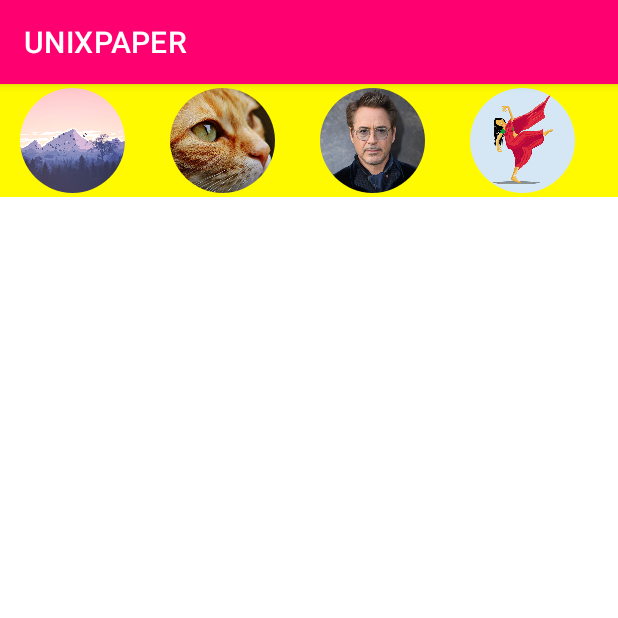
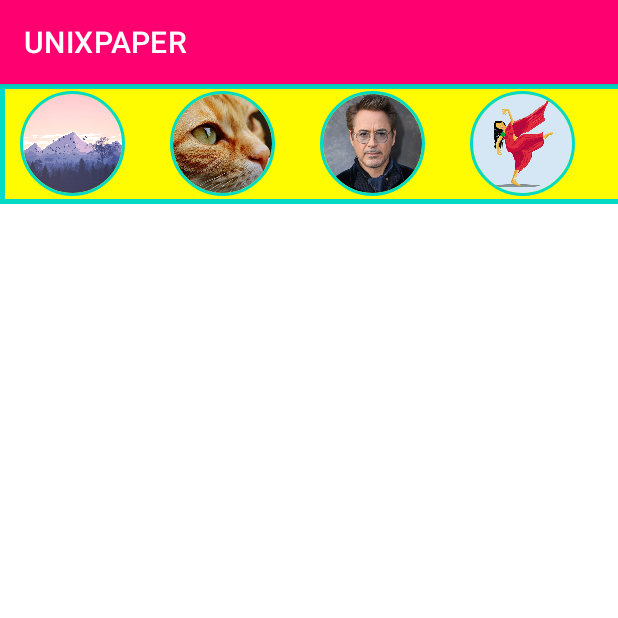
Before and after one commit to SunayanPradhan/UNIXPAPER, an Android app: the screen it shows after launch (MainActivity), on a phone screen of 412 x 824 dp, the top half of it. Run offline under Robolectric (Android 15) with nearby library versions, the phone set to English and light mode, and no system bars; our stand-ins replace CircleImageView, Firebase (no records; nobody signed in at launch, a user with empty details on screens opened directly).

Commit message:
this is final commit

```diff
--- a/app/src/main/AndroidManifest.xml
+++ b/app/src/main/AndroidManifest.xml
@@ -9,9 +9,9 @@
 
     <application
         android:allowBackup="true"
-        android:icon="@mipmap/ic_launcher"
+        android:icon="@drawable/unixpaper_logo"
         android:label="@string/app_name"
-        android:roundIcon="@mipmap/ic_launcher_round"
+        android:roundIcon="@drawable/unixpaper_rounded"
         android:supportsRtl="true"
         android:theme="@style/Theme.UNIXPAPER">
         <activity
--- /dev/null
+++ b/app/src/main/res/drawable/border.xml
@@ -0,0 +1,12 @@
+<?xml version="1.0" encoding="utf-8"?>
+<shape xmlns:android="http://schemas.android.com/apk/res/android">
+    <solid android:color="#FFFB00">
+    </solid>
+
+    <stroke android:color="@color/teal_200" android:width="5px" >
+
+    </stroke>
+
+
+
+</shape>
--- a/app/src/main/res/layout/activity_main.xml
+++ b/app/src/main/res/layout/activity_main.xml
@@ -14,18 +14,17 @@
         <HorizontalScrollView
             android:id="@+id/category"
             android:layout_width="match_parent"
-            android:layout_height="75dp"
+            android:layout_height="80dp"
             android:scrollbarSize="0dp"
             tools:ignore="SpeakableTextPresentCheck">
 
             <LinearLayout
                 android:layout_width="match_parent"
-                android:layout_height="75dp"
-                android:background="#FFFA00"
+                android:layout_height="80dp"
+                android:background="@drawable/border"
                 android:gravity="center_vertical"
                 android:isScrollContainer="false"
                 android:orientation="horizontal">
-
                 <Space
                     android:layout_width="13dp"
                     android:layout_height="match_parent" />
@@ -34,7 +33,9 @@
                     android:id="@+id/nature"
                     android:layout_width="70dp"
                     android:layout_height="70dp"
-                    android:src="@drawable/nature">
+                    android:src="@drawable/nature"
+                    app:civ_border_color="@color/teal_200"
+                    app:civ_border_width="2dp">
 
                 </de.hdodenhof.circleimageview.CircleImageView>
 
@@ -46,7 +47,9 @@
                     android:id="@+id/wildlife"
                     android:layout_width="70dp"
                     android:layout_height="70dp"
-                    android:src="@drawable/wildlife">
+                    android:src="@drawable/wildlife"
+                    app:civ_border_color="@color/teal_200"
+                    app:civ_border_width="2dp">
 
                 </de.hdodenhof.circleimageview.CircleImageView>
 
@@ -58,7 +61,9 @@
                     android:id="@+id/celebrity"
                     android:layout_width="70dp"
                     android:layout_height="70dp"
-                    android:src="@drawable/celebrity">
+                    android:src="@drawable/celebrity"
+                    app:civ_border_color="@color/teal_200"
+                    app:civ_border_width="2dp">
 
                 </de.hdodenhof.circleimageview.CircleImageView>
 
@@ -70,7 +75,9 @@
                     android:id="@+id/event"
                     android:layout_width="70dp"
                     android:layout_height="70dp"
-                    android:src="@drawable/event">
+                    android:src="@drawable/event"
+                    app:civ_border_color="@color/teal_200"
+                    app:civ_border_width="2dp">
 
                 </de.hdodenhof.circleimageview.CircleImageView>
 
@@ -82,7 +89,9 @@
                     android:id="@+id/sport"
                     android:layout_width="70dp"
                     android:layout_height="70dp"
-                    android:src="@drawable/sport">
+                    android:src="@drawable/sport"
+                    app:civ_border_color="@color/teal_200"
+                    app:civ_border_width="2dp">
 
                 </de.hdodenhof.circleimageview.CircleImageView>
 
@@ -96,9 +105,7 @@
         <ProgressBar
             android:id="@+id/loading"
             android:layout_width="match_parent"
-            android:layout_height="match_parent"
-            android:outlineAmbientShadowColor="@color/black"
-            android:outlineSpotShadowColor="@color/black">
+            android:layout_height="match_parent">
 
         </ProgressBar>
 
--- a/app/src/main/res/layout/design_main.xml
+++ b/app/src/main/res/layout/design_main.xml
@@ -10,7 +10,7 @@
         android:layout_width="0dp"
         android:layout_height="0dp"
         android:layout_marginTop="3dp"
-        android:layout_marginBottom="3dp"
+        android:layout_marginBottom="5dp"
         app:cardBackgroundColor="@color/white"
         app:layout_constraintBottom_toBottomOf="parent"
         app:layout_constraintEnd_toEndOf="parent"
@@ -23,7 +23,8 @@
             android:layout_width="match_parent"
             android:layout_height="match_parent"
             android:gravity="center"
-            android:orientation="vertical">
+            android:orientation="vertical"
+            android:background="@drawable/recycler_border">
 
             <ImageView
                 android:id="@+id/img_photo"
```
Also changed, not shown: app/src/main/java/com/sunayanpradhan/unixpaper/MainActivity.java (+24 -0 lines), app/src/main/res/drawable/recycler_border.xml (added, +11 -0 lines), app/src/main/res/drawable/rounded_corner.xml (added, +18 -0 lines), app/src/main/res/layout/activity_download.xml (+21 -20 lines), app/src/main/res/drawable-v24/baseline_downloading_black_24dp.png (added), app/src/main/res/drawable-v24/baseline_ios_share_black_24dp.png (added), app/src/main/res/drawable-v24/baseline_landscape_black_24dp.png (added), app/src/main/res/drawable-v24/baseline_save_white_24dp.png (deleted), app/src/main/res/drawable-v24/baseline_share_white_24dp.png (deleted), app/src/main/res/drawable-v24/baseline_wallpaper_white_24dp.png (deleted), app/src/main/res/drawable-v24/unixpaper_logo.jpg (added), app/src/main/res/drawable-v24/unixpaper_rounded.png (added).
